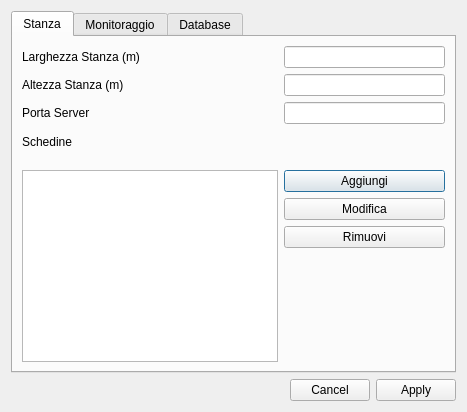
The window that RoomMonitor/windows/settings.ui (PieroMacaluso/RoomMonitor) describes before a commit, drawn with Qt 5.
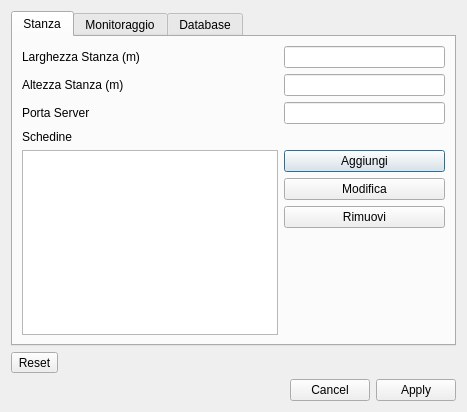
The same window after the commit.

Commit message: Aggiunto tasto Reset nella schermata di impostazioni

What changed in the file:
```diff
--- a/RoomMonitor/windows/settings.ui
+++ b/RoomMonitor/windows/settings.ui
@@ -230,6 +230,13 @@
                     </widget>
                 </widget>
             </item>
+   <item>
+    <widget class="QToolButton" name="toolButton">
+     <property name="text">
+      <string>Reset</string>
+     </property>
+    </widget>
+   </item>
             <item>
                 <widget class="QDialogButtonBox" name="buttonBox">
                     <property name="orientation">
```
Lines whose indentation alone changed are shown as unchanged. The commit also changes 2 other files.
